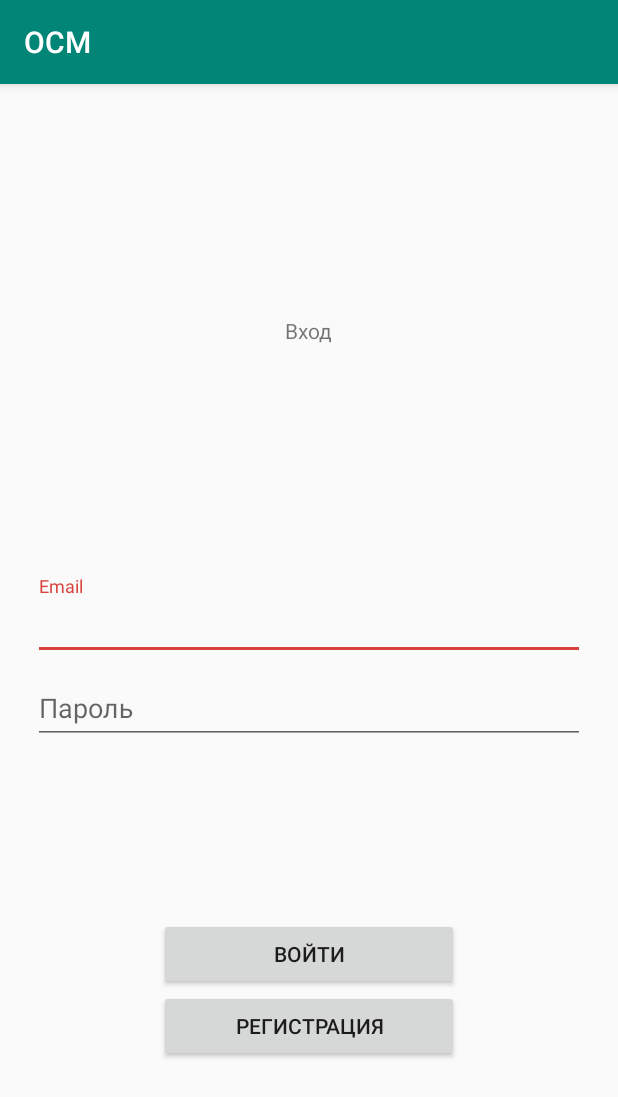
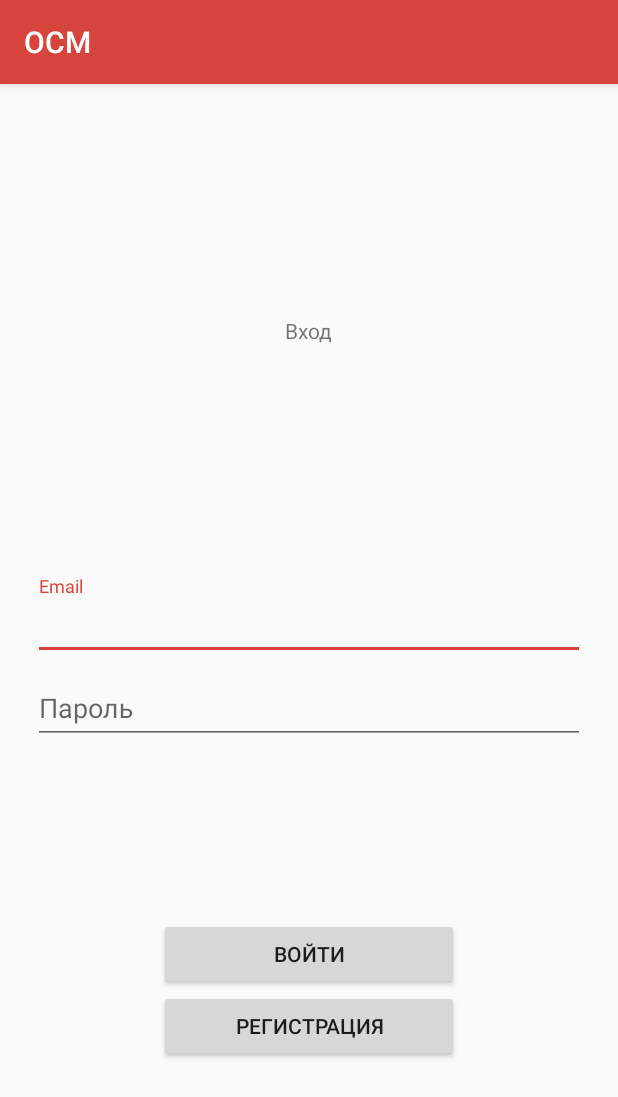
Before and after one commit to SevaZhukov/OSMrebirth, an Android app: the screen it shows after launch (MainActivity), on a phone screen of 412 x 824 dp. Shown: the top 1097 px of the screen. Run offline under Robolectric (Android 15) with nearby library versions, the phone set to English and light mode, and no system bars; our stand-ins replace Dagger/Hilt's generated code.

```diff
--- a/app/build.gradle
+++ b/app/build.gradle
@@ -70,6 +70,7 @@ dependencies {
 
     //statistic graphs
     implementation 'com.github.blackfizz:eazegraph:1.2.2@aar'
+    implementation 'com.nineoldandroids:library:2.4.0'
 
     //navigation
     implementation 'android.arch.navigation:navigation-fragment:1.0.0-alpha11'
--- a/app/src/main/java/com/memebattle/template/App.kt
+++ b/app/src/main/java/com/memebattle/template/App.kt
@@ -2,6 +2,7 @@ package com.memebattle.template
 
 import android.app.Application
 import com.memebattle.template.core.di.core.AppComponent
+import com.memebattle.template.core.di.core.DaggerAppComponent
 import com.memebattle.template.core.di.core.module.AppModule
 
 class App : Application() {
--- a/app/src/main/java/com/memebattle/template/features/sign_in/SignInFragment.kt
+++ b/app/src/main/java/com/memebattle/template/features/auth/SignInFragment.kt
@@ -1,4 +1,4 @@
-package com.memebattle.template.features.sign_in
+package com.memebattle.template.features.auth
 
 import android.os.Bundle
 import android.view.LayoutInflater
@@ -9,7 +9,7 @@ import androidx.lifecycle.Observer
 import androidx.lifecycle.ViewModelProviders
 import androidx.navigation.Navigation
 import com.memebattle.template.R
-import kotlinx.android.synthetic.main.fragment_sign_in.view.*
+import kotlinx.android.synthetic.main.fragment_sign_in.*
 
 class SignInFragment : Fragment() {
 
@@ -18,6 +18,11 @@ class SignInFragment : Fragment() {
     override fun onCreateView(inflater: LayoutInflater, container: ViewGroup?,
                               savedInstanceState: Bundle?): View? {
         val v = inflater.inflate(R.layout.fragment_sign_in, container, false)
+        return v
+    }
+
+    override fun onViewCreated(view: View, savedInstanceState: Bundle?) {
+        super.onViewCreated(view, savedInstanceState)
         viewModel = ViewModelProviders.of(this).get(SignInViewModel::class.java)
         viewModel.user.observe(this, Observer {
 
@@ -25,14 +30,13 @@ class SignInFragment : Fragment() {
         viewModel.error.observe(this, Observer {
 
         })
-        v.gotoSignUpButton.setOnClickListener {
+        gotoSignUpButton.setOnClickListener {
 
         }
-        v.signInButton.setOnClickListener {
+        signInButton.setOnClickListener {
             //viewModel.signIn("")
             val navController = Navigation.findNavController(activity!!, R.id.nav_host_global)
             navController.navigate(R.id.action_signInFragment_to_mainFlowFragment)
         }
-        return v
     }
 }
--- a/app/src/main/java/com/memebattle/template/features/sign_in/SignInViewModel.kt
+++ b/app/src/main/java/com/memebattle/template/features/auth/SignInViewModel.kt
@@ -1,11 +1,7 @@
-package com.memebattle.template.features.sign_in
+package com.memebattle.template.features.auth
 
 import androidx.lifecycle.MutableLiveData
 import androidx.lifecycle.ViewModel
-import com.memebattle.goldextensions.log
-import com.memebattle.template.App
-import com.memebattle.template.core.domain.util.BaseCallback
-import javax.inject.Inject
 
 class SignInViewModel : ViewModel() {
 
--- a/app/src/main/java/com/memebattle/template/features/main/create/CreateNoteViewModel.kt
+++ b/app/src/main/java/com/memebattle/template/features/main/create/CreateNoteViewModel.kt
@@ -2,6 +2,7 @@ package com.memebattle.template.features.main.create
 
 import androidx.lifecycle.MutableLiveData
 import androidx.lifecycle.ViewModel
+import com.memebattle.goldextensions.log
 import com.memebattle.template.App
 import com.memebattle.template.core.domain.interactor.RoomService
 import com.memebattle.template.core.domain.model.Note
@@ -46,12 +47,15 @@ class CreateNoteViewModel : ViewModel() {
     fun addNote(note: Note) {
         roomService.addNote(note, object : BaseCallback<String> {
             override fun onSuccess(data: String?) {
+                log("$data")
                 successAddingNote.value = note
             }
 
             override fun onError(t: Throwable) {
+                log("${t.message}")
             }
 
         })
+        //successAddingNote.value = note
     }
 }
--- a/app/src/main/java/com/memebattle/template/features/main/result/ResultNoteFragment.kt
+++ b/app/src/main/java/com/memebattle/template/features/main/result/ResultNoteFragment.kt
@@ -17,6 +17,11 @@ class ResultNoteFragment : Fragment() {
 
     override fun onCreateView(inflater: LayoutInflater, container: ViewGroup?, savedInstanceState: Bundle?): View? {
         val view = inflater.inflate(R.layout.fragment_result_note, container, false)
+        return view
+    }
+
+    override fun onViewCreated(view: View, savedInstanceState: Bundle?) {
+        super.onViewCreated(view, savedInstanceState)
         note = getFromBundle("note", Note::class.java) as Note
         val formatNote = FormatNote.format(note)
         zone.text = formatNote.zone
@@ -46,6 +51,5 @@ class ResultNoteFragment : Fragment() {
         pulseSitting.text = note.pulseSitting
         pulseStanding.text = note.pulseStanding
         moment.setImageResource(formatNote.moment)
-        return view
     }
 }
--- a/app/src/main/java/com/memebattle/template/features/main/settings/SettingsFragment.kt
+++ b/app/src/main/java/com/memebattle/template/features/main/settings/SettingsFragment.kt
@@ -15,6 +15,11 @@ class SettingsFragment : Fragment() {
 
     override fun onCreateView(inflater: LayoutInflater, container: ViewGroup?, savedInstanceState: Bundle?): View? {
         val view = inflater.inflate(R.layout.fragment_settings, container, false)
+        return view
+    }
+
+    override fun onViewCreated(view: View, savedInstanceState: Bundle?) {
+        super.onViewCreated(view, savedInstanceState)
         settingsVersion.setOnClickListener {
             onVersionClick()
         }
@@ -27,7 +32,6 @@ class SettingsFragment : Fragment() {
         deleteAll.setOnClickListener {
             onDeleteAllClick()
         }
-        return view
     }
 
     private fun onDeleteAllClick() {
--- a/app/src/main/java/com/memebattle/template/features/main/statistics/StatisticViewModel.kt
+++ b/app/src/main/java/com/memebattle/template/features/main/statistics/StatisticViewModel.kt
@@ -3,6 +3,7 @@ package com.memebattle.template.features.main.statistics
 import android.graphics.Color
 import androidx.lifecycle.MutableLiveData
 import androidx.lifecycle.ViewModel
+import com.memebattle.goldextensions.log
 import com.memebattle.template.App
 import com.memebattle.template.core.domain.interactor.RoomService
 import com.memebattle.template.core.domain.model.Note
@@ -24,6 +25,7 @@ class StatisticViewModel : ViewModel() {
     val lineSeriesLiveData = MutableLiveData<ValueLineSeries>()
 
     fun getDataForChart(period: Int, moment: Int) {
+        log("get data")
         val today = Date().time
         val beginPeriod = today - getLongInterval(period)
         val withPeriod = period != 0
@@ -48,6 +50,7 @@ class StatisticViewModel : ViewModel() {
 
     private var callback = object : RoomService.NotesCallback {
         override fun onSuccess(notes: List<Note>) {
+            log("notes $notes")
             val lineSeries = ValueLineSeries()
             val zones = Array(4) { 0 }
             lineSeries.color = Color.parseColor("#d7443c")
@@ -80,7 +83,7 @@ class StatisticViewModel : ViewModel() {
         }
 
         override fun onError(e: Throwable) {
-
+            log("error ${e.message}")
         }
 
     }
--- a/app/src/main/res/navigation/nav_graph_global.xml
+++ b/app/src/main/res/navigation/nav_graph_global.xml
@@ -7,11 +7,10 @@
 
     <fragment
         android:id="@+id/signInFragment"
-        android:name="com.memebattle.template.features.sign_in.SignInFragment"
+        android:name="com.memebattle.template.features.auth.SignInFragment"
         android:label="SignInFragment" >
         <action
             android:id="@+id/action_signInFragment_to_mainFlowFragment"
-            app:clearTask="true"
             app:destination="@id/mainFlowFragment" />
     </fragment>
     <fragment
@@ -25,8 +24,9 @@
         android:label="CreateNoteFragment" >
         <action
             android:id="@+id/action_createNoteFragment_to_resultNoteFragment"
-            app:clearTask="true"
-            app:destination="@id/resultNoteFragment" />
+            app:destination="@id/resultNoteFragment"
+            app:popUpTo="@+id/mainFlowFragment"
+            app:popUpToInclusive="false" />
     </fragment>
     <fragment
         android:id="@+id/resultNoteFragment"
--- a/app/src/main/res/values/styles.xml
+++ b/app/src/main/res/values/styles.xml
@@ -3,9 +3,10 @@
     <!-- Base application theme. -->
     <style name="AppTheme" parent="Theme.AppCompat.Light.DarkActionBar">
         <!-- Customize your theme here. -->
-        <item name="colorPrimary">@color/colorPrimary</item>
+        <item name="colorPrimary">@color/main_red</item>
         <item name="colorPrimaryDark">@color/colorPrimaryDark</item>
-        <item name="colorAccent">@color/colorAccent</item>
+        <item name="colorAccent">@color/main_red</item>
+        <item name="android:statusBarColor">@color/status_bar</item>
     </style>
 
 </resources>
```
Also changed, not shown: app/src/main/java/com/memebattle/template/core/domain/interactor/RoomService.kt (+6 -4 lines), app/src/main/java/com/memebattle/template/features/main/MainFlowFragment.kt (+5 -2 lines), app/src/main/java/com/memebattle/template/features/main/create/CreateNoteFragment.kt (+15 -10 lines), app/src/main/java/com/memebattle/template/features/main/notes/NotesFragment.kt (+15 -3 lines), app/src/main/java/com/memebattle/template/features/main/statistics/StatisticFragment.kt (+7 -2 lines).
